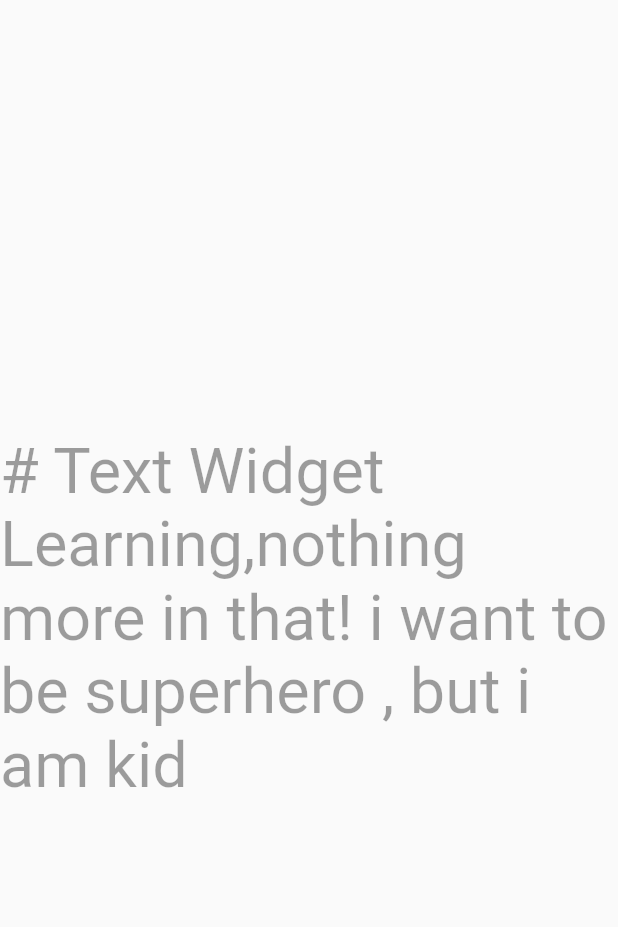
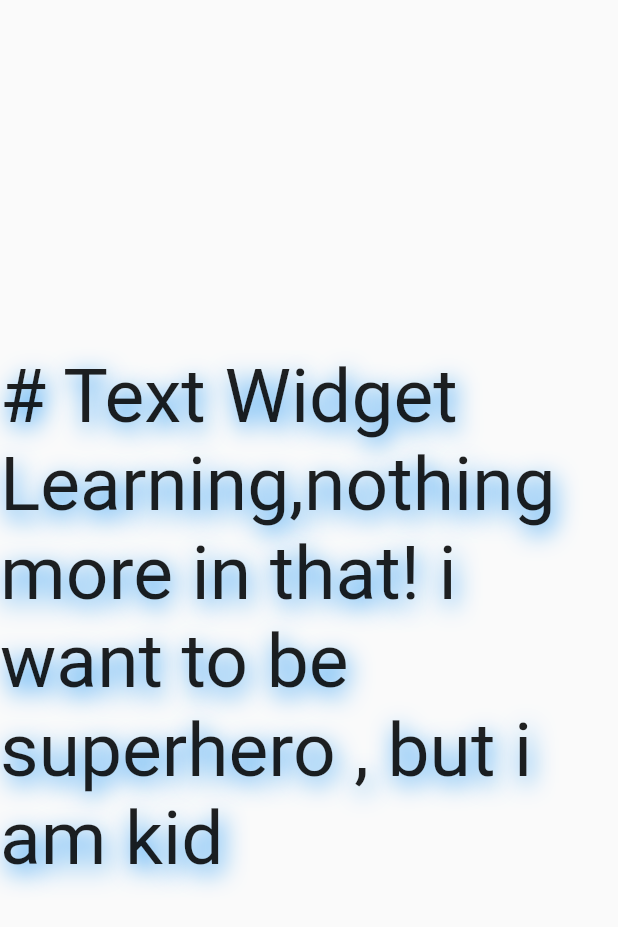
Before and after one commit to jadhavdurgesh/Flutter-widgets, a Flutter app: the screen it shows after launch, on a phone screen of 412 x 824 dp. Shown: the top 927 px of the screen. Run offline on Flutter 3.47's test engine with Material 2 defaults, Android fonts, the light colour scheme and no system bars.

Commit message:
text widget done completely

```diff
--- a/lib/main.dart
+++ b/lib/main.dart
@@ -3,7 +3,7 @@
 // import 'package:all_about_widgets/widgets/safearea_widget.dart';
 import 'package:flutter/material.dart';
 
-import 'widgets/container.dart';
+// import 'widgets/container.dart';
 import 'widgets/text_widget.dart';
 
 // import 'widgets/textfield_widget.dart';
--- a/lib/widgets/text_widget.dart
+++ b/lib/widgets/text_widget.dart
@@ -17,14 +17,47 @@
           // textAlign: TextAlign.center,
           // textDirection: TextDirection.ltr,
           // overflow: TextOverflow.ellipsis,
-          textScaleFactor: 3,
+          // textScaleFactor: 3,
           // softWrap: true,
           // maxLines: 3,
           // semanticsLabel: 'Hash sign',
           style: TextStyle(
             // fontWeight: FontWeight.bold,
-            // fontSize: 50,
-            color: Colors.black38
+            fontSize: 50,
+            // fontStyle: FontStyle.italic,
+
+            // decoration: TextDecoration.lineThrough,
+            // decoration: TextDecoration.combine(
+            //   [
+            //   TextDecoration.underline,
+            //   TextDecoration.lineThrough
+            //   ]
+            // ),
+            // decorationColor: Colors.black,
+            // decorationThickness: 12,
+            // decorationStyle: TextDecorationStyle.dashed,
+            // letterSpacing: 6,
+            // wordSpacing: 10,
+            // color: Colors.black38,
+
+            // foreground: Paint()
+            // ..color = Colors.purple
+            // ..strokeWidth = 3.0
+            // ..style = PaintingStyle.stroke
+            // background: Paint()
+            // ..color = Colors.purple
+            // ..strokeWidth = 1.0
+            // ..style = PaintingStyle.stroke
+
+            // backgroundColor: Colors.lightBlue
+
+            shadows: [
+              Shadow(
+                color: Colors.blue,
+                offset: Offset(2, 5),
+                blurRadius: 20,
+              )
+            ]
           ),
         ),
       ),
```
